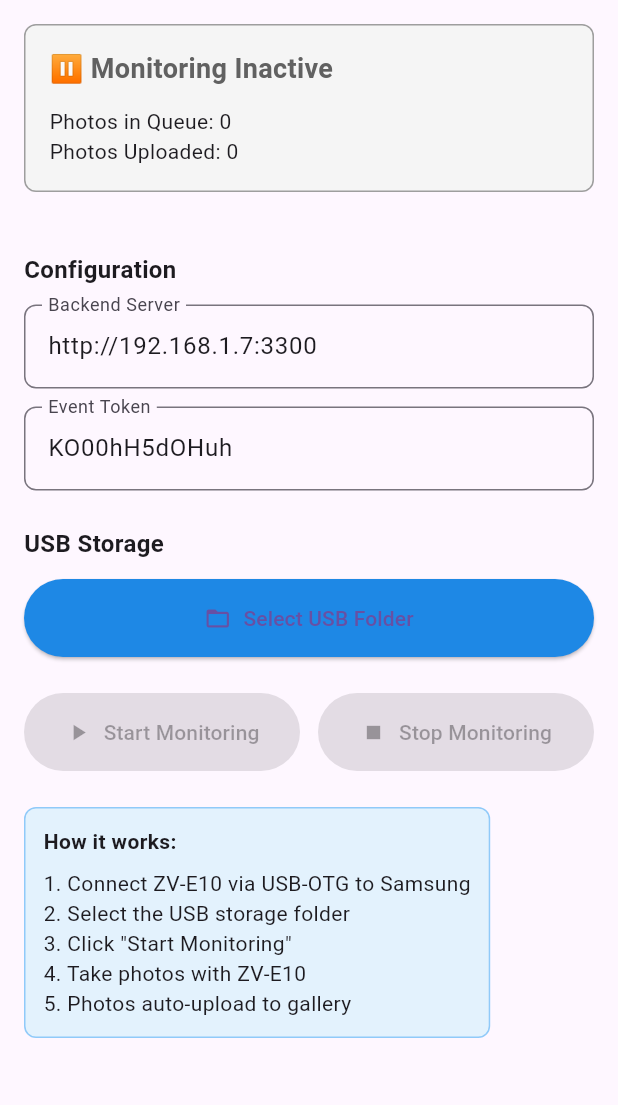
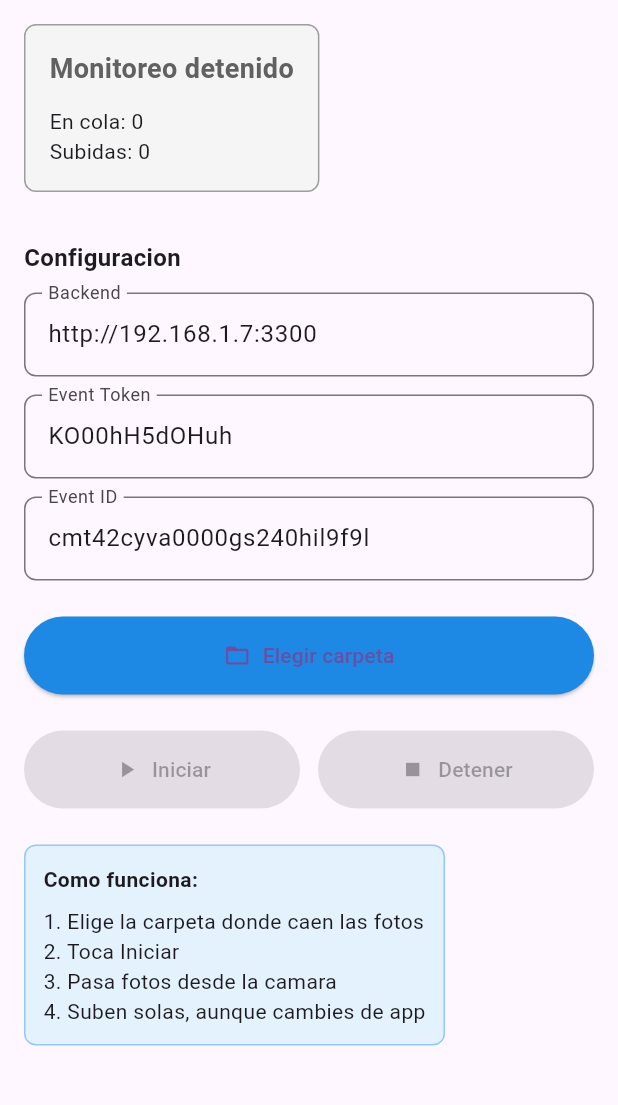
Before and after one commit to pablowebster94-sudo/advibe-eventos, a Flutter app: the screen it shows after launch, on a phone screen of 412 x 824 dp, the part 84-1189 px from its top. Run offline on Flutter 3.47's test engine with Material 3 defaults, Android fonts, the phone set to English and light mode, and no system bars; our stand-ins replace file_picker, logger, shared_preferences; missing offline and left inert: flutter_foreground_task.

Commit message:
feat: foreground service para monitoreo en segundo plano

```diff
--- a/apps/mobile/lib/screens/home_screen.dart
+++ b/apps/mobile/lib/screens/home_screen.dart
@@ -1,6 +1,9 @@
+import 'dart:io';
+import 'package:file_picker/file_picker.dart';
 import 'package:flutter/material.dart';
-import 'package:provider/provider.dart';
-import '../services/photo_uploader.dart';
+import 'package:flutter_foreground_task/flutter_foreground_task.dart';
+import 'package:shared_preferences/shared_preferences.dart';
+import '../services/upload_service.dart';
 
 class HomeScreen extends StatefulWidget {
   const HomeScreen({Key? key}) : super(key: key);
@@ -10,22 +13,89 @@ class HomeScreen extends StatefulWidget {
 }
 
 class _HomeScreenState extends State<HomeScreen> {
-  String? selectedUsbPath;
   final serverController = TextEditingController();
   final tokenController = TextEditingController();
+  final eventIdController = TextEditingController();
+
+  String? selectedPath;
+  bool isRunning = false;
+  int uploaded = 0;
+  int queue = 0;
+  String? lastError;
+
+  SharedPreferences? prefs;
 
   @override
   void initState() {
     super.initState();
-    _initialize();
+    FlutterForegroundTask.addTaskDataCallback(_onData);
+    _init();
   }
 
-  Future<void> _initialize() async {
-    final uploader = context.read<PhotoUploader>();
-    await uploader.initialize();
+  void _onData(Object data) {
+    if (data is Map) {
+      setState(() {
+        uploaded = data['uploaded'] ?? uploaded;
+        queue = data['queue'] ?? queue;
+        lastError = data['error'];
+      });
+    }
+  }
 
-    serverController.text = uploader.serverUrl;
-    tokenController.text = uploader.eventToken;
+  Future<void> _init() async {
+    prefs = await SharedPreferences.getInstance();
+    serverController.text = prefs!.getString('cfg_server') ?? 'http://192.168.1.7:3300';
+    tokenController.text = prefs!.getString('cfg_token') ?? 'KO00hH5dOHuh';
+    eventIdController.text = prefs!.getString('cfg_event_id') ?? 'cmt42cyva0000gs240hil9f9l';
+    final running = await FlutterForegroundTask.isRunningService;
+    setState(() {
+      selectedPath = prefs!.getString('cfg_path');
+      uploaded = prefs!.getInt('stat_uploaded') ?? 0;
+      isRunning = running;
+    });
+    _initService();
+  }
+
+  void _initService() {
+    FlutterForegroundTask.init(
+      androidNotificationOptions: AndroidNotificationOptions(
+        channelId: 'advibe_upload',
+        channelName: 'AdVibe Auto Upload',
+        channelImportance: NotificationChannelImportance.LOW,
+        priority: NotificationPriority.LOW,
+      ),
+      iosNotificationOptions: const IOSNotificationOptions(),
+      foregroundTaskOptions: ForegroundTaskOptions(
+        eventAction: ForegroundTaskEventAction.repeat(3000),
+        autoRunOnBoot: false,
+        allowWakeLock: true,
+        allowWifiLock: true,
+      ),
+    );
+  }
+
+  Future<void> _saveConfig() async {
+    await prefs!.setString('cfg_server', serverController.text.trim());
+    await prefs!.setString('cfg_token', tokenController.text.trim());
+    await prefs!.setString('cfg_event_id', eventIdController.text.trim());
+    if (selectedPath != null) await prefs!.setString('cfg_path', selectedPath!);
+  }
+
+  Future<void> _start() async {
+    await _saveConfig();
+    await FlutterForegroundTask.requestNotificationPermission();
+    await FlutterForegroundTask.startService(
+      serviceTypes: [ForegroundServiceTypes.dataSync],
+      notificationTitle: 'AdVibe Auto Upload',
+      notificationText: 'Vigilando la carpeta...',
+      callback: startCallback,
+    );
+    setState(() => isRunning = true);
+  }
+
+  Future<void> _stop() async {
+    await FlutterForegroundTask.stopService();
+    setState(() => isRunning = false);
   }
 
   @override
@@ -35,146 +105,117 @@ class _HomeScreenState extends State<HomeScreen> {
         title: const Text('AdVibe Auto Upload'),
         backgroundColor: Colors.blue[600],
       ),
-      body: Consumer<PhotoUploader>(
-        builder: (context, uploader, _) => SingleChildScrollView(
+      body: SingleChildScrollView(
         padding: const EdgeInsets.all(16),
         child: Column(
           crossAxisAlignment: CrossAxisAlignment.start,
           children: [
-              // Status
             Container(
               padding: const EdgeInsets.all(16),
               decoration: BoxDecoration(
-                  color: uploader.isMonitoring ? Colors.green[50] : Colors.grey[100],
-                  border: Border.all(
-                    color: uploader.isMonitoring ? Colors.green : Colors.grey,
-                  ),
+                color: isRunning ? Colors.green[50] : Colors.grey[100],
+                border: Border.all(color: isRunning ? Colors.green : Colors.grey),
                 borderRadius: BorderRadius.circular(8),
               ),
               child: Column(
                 crossAxisAlignment: CrossAxisAlignment.start,
                 children: [
                   Text(
-                      uploader.isMonitoring ? '✅ Monitoring Active' : '⏸️ Monitoring Inactive',
+                    isRunning ? 'Monitoreo activo' : 'Monitoreo detenido',
                     style: TextStyle(
                       fontSize: 18,
                       fontWeight: FontWeight.bold,
-                        color: uploader.isMonitoring ? Colors.green[700] : Colors.grey[700],
+                      color: isRunning ? Colors.green[700] : Colors.grey[700],
                     ),
                   ),
                   const SizedBox(height: 12),
-                    Row(
-                      mainAxisAlignment: MainAxisAlignment.spaceBetween,
-                      children: [
-                        Column(
-                          crossAxisAlignment: CrossAxisAlignment.start,
-                          children: [
-                            Text('Photos in Queue: ${uploader.photosInQueue}'),
-                            Text('Photos Uploaded: ${uploader.photosUploaded}'),
+                  Text('En cola: $queue'),
+                  Text('Subidas: $uploaded'),
+                  if (selectedPath != null) ...[
+                    const SizedBox(height: 8),
+                    Text('Carpeta: ${selectedPath!.split('/').last}',
+                        style: const TextStyle(fontSize: 12)),
+                  ],
                 ],
               ),
-                        if (selectedUsbPath != null)
-                          Column(
-                            crossAxisAlignment: CrossAxisAlignment.end,
-                            children: [
-                              const Text('USB Path:'),
-                              Text(
-                                selectedUsbPath!.split('/').last,
-                                style: const TextStyle(fontSize: 12),
             ),
-                            ],
+            const SizedBox(height: 16),
+
+            if (lastError != null)
+              Container(
+                padding: const EdgeInsets.all(12),
+                decoration: BoxDecoration(
+                  color: Colors.orange[50],
+                  border: Border.all(color: Colors.orange),
+                  borderRadius: BorderRadius.circular(8),
                 ),
-                      ],
+                child: Text('Ultimo error: $lastError',
+                    style: TextStyle(color: Colors.orange[900], fontSize: 12)),
               ),
-                  ],
+            const SizedBox(height: 16),
+
+            const Text('Configuracion',
+                style: TextStyle(fontSize: 16, fontWeight: FontWeight.bold)),
+            const SizedBox(height: 12),
+            TextField(
+              controller: serverController,
+              decoration: InputDecoration(
+                labelText: 'Backend',
+                border: OutlineInputBorder(borderRadius: BorderRadius.circular(8)),
+              ),
+            ),
+            const SizedBox(height: 12),
+            TextField(
+              controller: tokenController,
+              decoration: InputDecoration(
+                labelText: 'Event Token',
+                border: OutlineInputBorder(borderRadius: BorderRadius.circular(8)),
+              ),
+            ),
+            const SizedBox(height: 12),
+            TextField(
+              controller: eventIdController,
+              decoration: InputDecoration(
+                labelText: 'Event ID',
+                border: OutlineInputBorder(borderRadius: BorderRadius.circular(8)),
               ),
             ),
             const SizedBox(height: 24),
 
-              // Error message
-              if (uploader.lastError != null)
-                Container(
-                  padding: const EdgeInsets.all(12),
-                  decoration: BoxDecoration(
-                    color: Colors.red[50],
-                    border: Border.all(color: Colors.red),
-                    borderRadius: BorderRadius.circular(8),
-                  ),
-                  child: Text(
-                    '❌ ${uploader.lastError}',
-                    style: TextStyle(color: Colors.red[700]),
-                  ),
-                ),
-              const SizedBox(height: 16),
-
-              // Server configuration
-              const Text('Configuration', style: TextStyle(fontSize: 16, fontWeight: FontWeight.bold)),
-              const SizedBox(height: 12),
-
-              TextField(
-                controller: serverController,
-                decoration: InputDecoration(
-                  labelText: 'Backend Server',
-                  hintText: 'http://192.168.1.7:3300',
-                  border: OutlineInputBorder(borderRadius: BorderRadius.circular(8)),
-                ),
-                onChanged: (value) => context.read<PhotoUploader>().serverUrl = value,
-              ),
-              const SizedBox(height: 12),
-
-              TextField(
-                controller: tokenController,
-                decoration: InputDecoration(
-                  labelText: 'Event Token',
-                  hintText: 'KO00hH5dOHuh',
-                  border: OutlineInputBorder(borderRadius: BorderRadius.circular(8)),
-                ),
-                onChanged: (value) => context.read<PhotoUploader>().eventToken = value,
-              ),
-              const SizedBox(height: 24),
-
-              // USB folder selection
-              const Text('USB Storage', style: TextStyle(fontSize: 16, fontWeight: FontWeight.bold)),
-              const SizedBox(height: 12),
-
             SizedBox(
               width: double.infinity,
               child: ElevatedButton.icon(
-                  onPressed: () async {
-                    final path = await context.read<PhotoUploader>().selectUsbFolder();
+                onPressed: isRunning
+                    ? null
+                    : () async {
+                        final path = await FilePicker.getDirectoryPath();
                         if (path != null) {
-                      setState(() => selectedUsbPath = path);
+                          setState(() => selectedPath = path);
+                          await prefs!.setString('cfg_path', path);
                         }
                       },
                 icon: const Icon(Icons.folder_open),
-                  label: const Text('Select USB Folder'),
+                label: const Text('Elegir carpeta'),
                 style: ElevatedButton.styleFrom(
                   padding: const EdgeInsets.all(16),
                   backgroundColor: Colors.blue[600],
                 ),
               ),
             ),
-
-              if (selectedUsbPath != null) ...[
+            if (selectedPath != null) ...[
               const SizedBox(height: 8),
-                Text(
-                  'Selected: $selectedUsbPath',
-                  style: TextStyle(fontSize: 12, color: Colors.grey[600]),
-                ),
+              Text(selectedPath!,
+                  style: TextStyle(fontSize: 12, color: Colors.grey[600])),
             ],
-
             const SizedBox(height: 24),
 
-              // Control buttons
             Row(
               children: [
                 Expanded(
                   child: ElevatedButton.icon(
-                      onPressed: selectedUsbPath == null
-                          ? null
-                          : () => context.read<PhotoUploader>().startMonitoring(selectedUsbPath!),
+                    onPressed: (selectedPath == null || isRunning) ? null : _start,
                     icon: const Icon(Icons.play_arrow),
-                      label: const Text('Start Monitoring'),
+                    label: const Text('Iniciar'),
                     style: ElevatedButton.styleFrom(
                       padding: const EdgeInsets.all(16),
                       backgroundColor: Colors.green[600],
@@ -184,11 +225,9 @@ class _HomeScreenState extends State<HomeScreen> {
                 const SizedBox(width: 12),
                 Expanded(
                   child: ElevatedButton.icon(
-                      onPressed: !uploader.isMonitoring
-                          ? null
-                          : () => context.read<PhotoUploader>().stopMonitoring(),
+                    onPressed: !isRunning ? null : _stop,
                     icon: const Icon(Icons.stop),
-                      label: const Text('Stop Monitoring'),
+                    label: const Text('Detener'),
                     style: ElevatedButton.styleFrom(
                       padding: const EdgeInsets.all(16),
                       backgroundColor: Colors.red[600],
@@ -197,10 +236,8 @@ class _HomeScreenState extends State<HomeScreen> {
                 ),
               ],
             ),
-
             const SizedBox(height: 24),
 
-              // Instructions
             Container(
               padding: const EdgeInsets.all(12),
               decoration: BoxDecoration(
@@ -208,24 +245,19 @@ class _HomeScreenState extends State<HomeScreen> {
                 border: Border.all(color: Colors.blue[200]!),
                 borderRadius: BorderRadius.circular(8),
               ),
-                child: Column(
+              child: const Column(
                 crossAxisAlignment: CrossAxisAlignment.start,
-                  children: const [
-                    Text(
-                      'How it works:',
-                      style: TextStyle(fontWeight: FontWeight.bold),
-                    ),
+                children: [
+                  Text('Como funciona:', style: TextStyle(fontWeight: FontWeight.bold)),
                   SizedBox(height: 8),
-                    Text('1. Connect ZV-E10 via USB-OTG to Samsung'),
-                    Text('2. Select the USB storage folder'),
-                    Text('3. Click "Start Monitoring"'),
-                    Text('4. Take photos with ZV-E10'),
-                    Text('5. Photos auto-upload to gallery'),
+                  Text('1. Elige la carpeta donde caen las fotos'),
+                  Text('2. Toca Iniciar'),
+                  Text('3. Pasa fotos desde la camara'),
+                  Text('4. Suben solas, aunque cambies de app'),
                 ],
               ),
             ),
           ],
-          ),
         ),
       ),
     );
@@ -233,8 +265,10 @@ class _HomeScreenState extends State<HomeScreen> {
 
   @override
   void dispose() {
+    FlutterForegroundTask.removeTaskDataCallback(_onData);
     serverController.dispose();
     tokenController.dispose();
+    eventIdController.dispose();
     super.dispose();
   }
 }
--- a/apps/mobile/pubspec.yaml
+++ b/apps/mobile/pubspec.yaml
@@ -39,6 +39,7 @@ dependencies:
 
   # State management
   provider: ^6.0.0
+  flutter_foreground_task: ^11.0.2
 
 dev_dependencies:
   flutter_test:
```
Also changed, not shown: apps/mobile/lib/main.dart (+5 -14 lines), apps/mobile/lib/services/upload_service.dart (added, +148 -0 lines), apps/mobile/pubspec.lock, 1 other file. Lines whose indentation alone changed are shown as unchanged.
